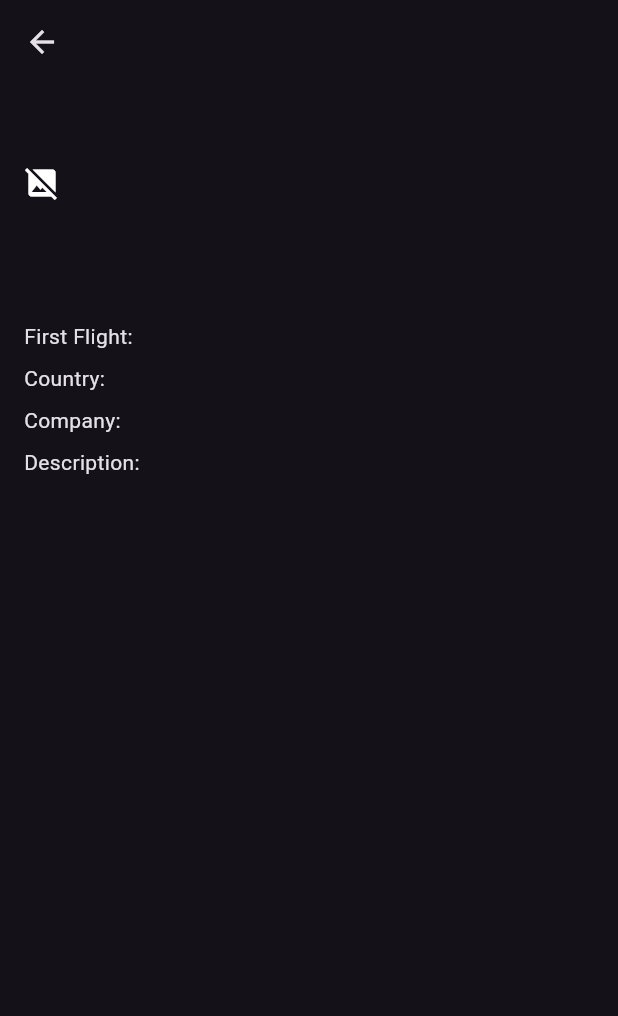
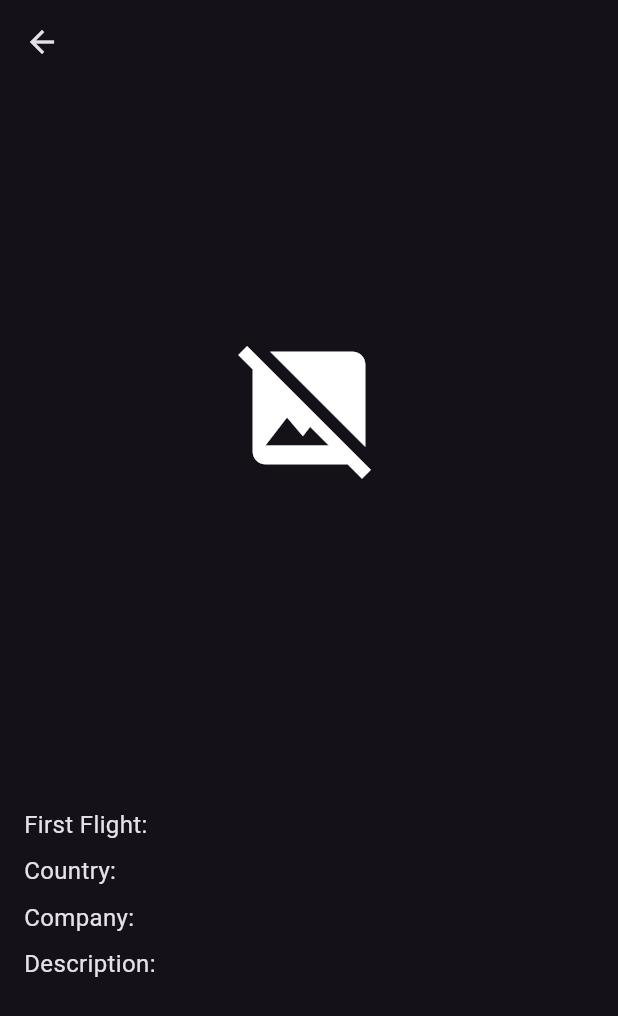
Before and after one commit to fokrul511/rockets-apps-with-api, a Flutter app: the RocketDetailsScreen screen opened directly with empty values, on a phone screen of 412 x 824 dp. Shown: the top 1016 px of the screen. Run offline on Flutter 3.47's test engine with Material 3 defaults, Android fonts, the light colour scheme and no system bars; our stand-ins replace get; network calls fail.

Commit message:
update details screen

```diff
--- a/lib/data/network_caller/network_caller.dart
+++ b/lib/data/network_caller/network_caller.dart
@@ -7,8 +7,9 @@
 class NetworkCaller {
   static Future<NetworkResponse> getRequest({required String url}) async {
     final Response response = await get(Uri.parse(url));
+    print(response.statusCode);
     print(response.body);
-    print(response.statusCode);
+
     try {
       if (response.statusCode == 200) {
         log(response.statusCode);
--- a/lib/presentation/views/rocket_detials_screen.dart
+++ b/lib/presentation/views/rocket_detials_screen.dart
@@ -1,5 +1,6 @@
 import 'package:flutter/material.dart';
 import 'package:rocket_apps/data/models/rocket_list_model.dart';
+import 'package:rocket_apps/presentation/widgets/details_screen_slider.dart';
 
 class RocketDetailsScreen extends StatelessWidget {
   final RocketsListModel rocket;
@@ -18,22 +19,24 @@
           child: Column(
             crossAxisAlignment: CrossAxisAlignment.start,
             children: [
-              rocket.flickrImages != null && rocket.flickrImages!.isNotEmpty
-                  ? Image.network(rocket.flickrImages![0])
-                  : const SizedBox(
-                      height: 100, child: Icon(Icons.image_not_supported)),
+              buildImageCarousel(rocket),
+              const SizedBox(height: 16),
               Text(
-                rocket.name ?? '',
+                rocket.name ?? 'Unknown Rocket',
                 style: const TextStyle(fontSize: 24, fontWeight: FontWeight.bold),
               ),
+              const SizedBox(height: 16),
+              Text('First Flight: ${rocket.firstFlight ?? 'Unknown'}',
+                  style: const TextStyle(fontSize: 16)),
               const SizedBox(height: 8),
-              Text('First Flight: ${rocket.firstFlight ?? ''}'),
+              Text('Country: ${rocket.country ?? 'Unknown'}',
+                  style: const TextStyle(fontSize: 16)),
               const SizedBox(height: 8),
-              Text('Country: ${rocket.country ?? ''}'),
+              Text('Company: ${rocket.company ?? 'Unknown'}',
+                  style: const TextStyle(fontSize: 16)),
               const SizedBox(height: 8),
-              Text('Company: ${rocket.company ?? ''}'),
-              const SizedBox(height: 8),
-              Text('Description: ${rocket.description ?? ''}'),
+              Text('Description: ${rocket.description ?? 'No description available'}',
+                  style: const TextStyle(fontSize: 16)),
               const SizedBox(height: 16),
             ],
           ),
@@ -41,4 +44,6 @@
       ),
     );
   }
+
+
 }
--- /dev/null
+++ b/lib/presentation/widgets/details_screen_slider.dart
@@ -0,0 +1,41 @@
+
+import 'package:carousel_slider/carousel_slider.dart';
+import 'package:flutter/material.dart';
+import 'package:rocket_apps/data/models/rocket_list_model.dart';
+
+Widget buildImageCarousel(RocketsListModel rocket) {
+  if (rocket.flickrImages != null && rocket.flickrImages!.isNotEmpty) {
+    return CarouselSlider(
+      options: CarouselOptions(
+        height: 300,
+        enlargeCenterPage: true,
+        enableInfiniteScroll: true,
+        autoPlay: true,
+      ),
+      items: rocket.flickrImages!.map((imageUrl) {
+        return Builder(
+          builder: (BuildContext context) {
+            return Container(
+              width: MediaQuery.of(context).size.width,
+              margin: const EdgeInsets.symmetric(horizontal: 5.0),
+              decoration: BoxDecoration(
+                borderRadius: BorderRadius.circular(10.0),
+                image: DecorationImage(
+                  image: NetworkImage(imageUrl),
+                  fit: BoxFit.cover,
+                ),
+              ),
+            );
+          },
+        );
+      }).toList(),
+    );
+  } else {
+    return const SizedBox(
+      height: 400,
+      child: Center(
+        child: Icon(Icons.image_not_supported, size: 100),
+      ),
+    );
+  }
+}
--- a/pubspec.yaml
+++ b/pubspec.yaml
@@ -16,6 +16,7 @@
   cupertino_icons: ^1.0.6
   get: ^4.6.6
   http: ^1.2.2
+  carousel_slider: ^5.0.0
 
 dev_dependencies:
   flutter_test:
```
Also changed, not shown: lib/presentation/views/home_screen.dart (+18 -9 lines), pubspec.lock.
